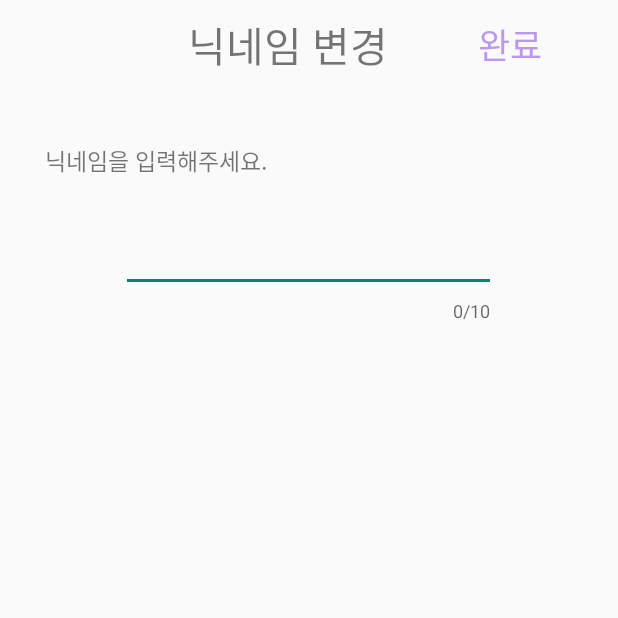
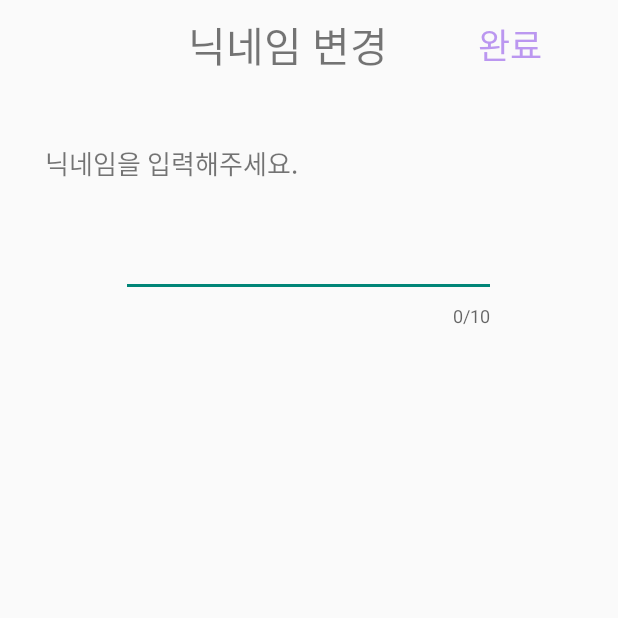
Before and after one commit to Yuchaeng/AndroidProject, an Android app: the nickNameChange screen opened directly, with no data from a screen before it, on a phone screen of 412 x 824 dp, the top half of it. Run offline under Robolectric (Android 15) with nearby library versions, the phone set to English and light mode, and no system bars; our stand-ins replace Firebase (no records; nobody signed in at launch, a user with empty details on screens opened directly); 1 statement that could not run was skipped.

Commit message:
닉네임 수정

```diff
--- a/app/src/main/res/layout/activity_nick_name_change.xml
+++ b/app/src/main/res/layout/activity_nick_name_change.xml
@@ -34,7 +34,7 @@
         android:layout_width="wrap_content"
         android:layout_height="wrap_content"
         android:text="닉네임을 입력해주세요."
-        android:textSize="15sp"
+        android:textSize="17sp"
         android:layout_marginTop="20dp"
         android:layout_marginLeft="30dp"/>
 
```
